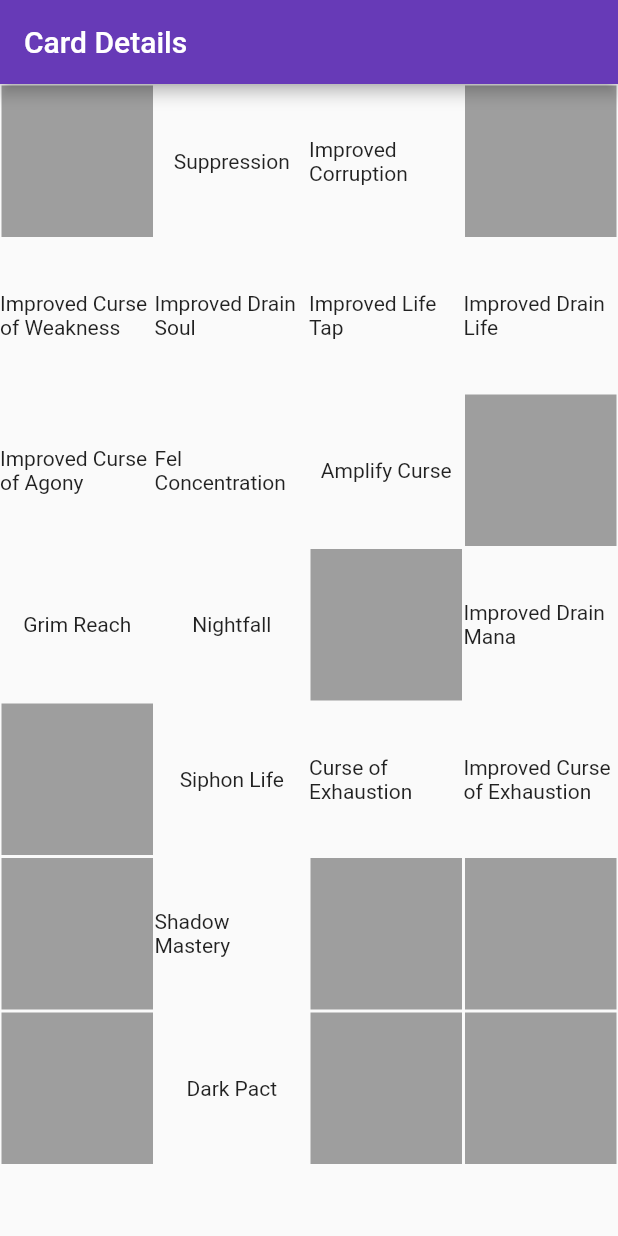
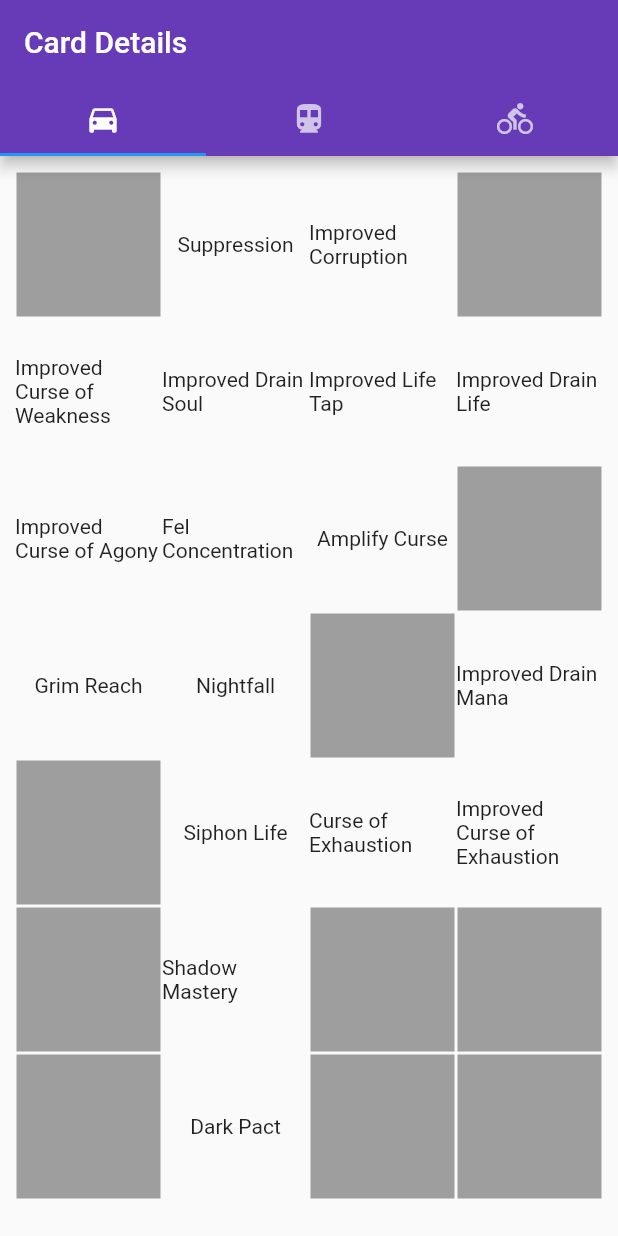
Before and after one commit to SonQBChau/wow_classic_talent_calculator, a Flutter app: the screen it shows after launch, on a phone screen of 412 x 824 dp. Run offline on Flutter 3.47's test engine with Material 2 defaults, Android fonts, the phone set to English and light mode, and no system bars.

Commit message:
add tabbar

```diff
--- a/lib/DetailScreen/detail_screen.dart
+++ b/lib/DetailScreen/detail_screen.dart
@@ -59,17 +59,47 @@ class _DetailScreenState extends State<DetailScreen> {
       print(specTreeList.specTrees[0]);
     }
 
-    return Scaffold(
+    return MaterialApp(
+        home: DefaultTabController(
+            length: 3,
+            child: Scaffold(
               appBar: AppBar(
                 title: Text('Card Details'),
                 backgroundColor: Color(0xFF673AB7),
+                bottom: TabBar(
+                  tabs: [
+                    Tab(icon: Icon(Icons.directions_car)),
+                    Tab(icon: Icon(Icons.directions_transit)),
+                    Tab(icon: Icon(Icons.directions_bike)),
+                  ],
                 ),
-        body: Container(
+              ),
+              body: TabBarView(
+                children: [
+                  Container(
+                    padding: EdgeInsets.symmetric(vertical: 10, horizontal: 10),
                     child: GridView.count(
                       crossAxisCount: 4,
                       children: talentList,
                     ),
-        ));
+                  ),
+                  Container(
+                    padding: EdgeInsets.symmetric(vertical: 10, horizontal: 10),
+                    child: GridView.count(
+                      crossAxisCount: 4,
+                      children: talentList,
+                    ),
+                  ),
+                  Container(
+                    padding: EdgeInsets.symmetric(vertical: 10, horizontal: 10),
+                    child: GridView.count(
+                      crossAxisCount: 4,
+                      children: talentList,
+                    ),
+                  )
+                ],
+              ),
+            )));
   }
 }
 
--- a/lib/main.dart
+++ b/lib/main.dart
@@ -1,4 +1,5 @@
 import 'package:flutter/material.dart';
+import 'package:wow_classic_talent_calculator/DetailScreen/tabScreen.dart';
 
 import 'DetailScreen/detail_screen.dart';
 import 'HomeScreen/home_screen.dart';
@@ -16,7 +17,7 @@ class MyApp extends StatelessWidget {
         primarySwatch: Colors.blue,
       ),
       home: DetailScreen(),
-      // home: ListJson(),
+      // home: TabBarDemo(),
     );
   }
 }
```
Also changed, not shown: lib/DetailScreen/tabScreen.dart (added, +31 -0 lines). Lines whose indentation alone changed are shown as unchanged.
